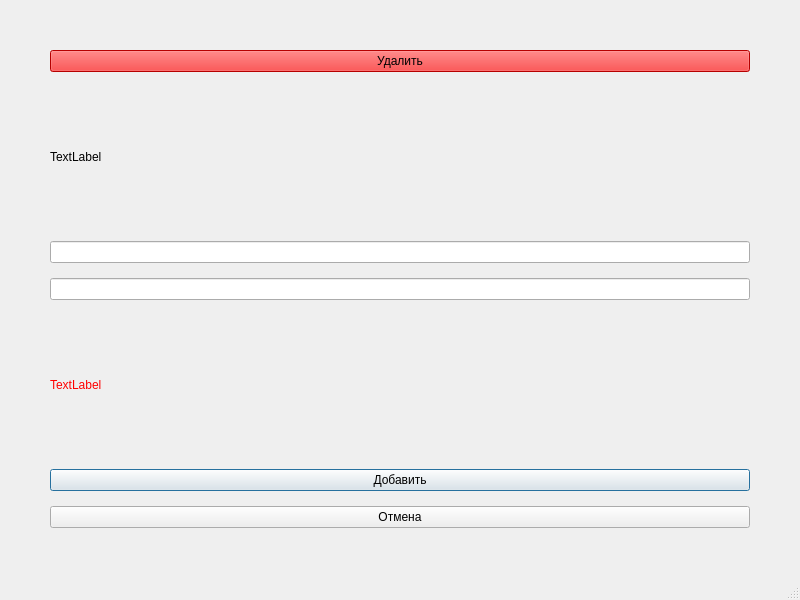
Before: the Qt Designer form Screens/add_store.ui in tebik44/Delivery_app, drawn with Qt 5.
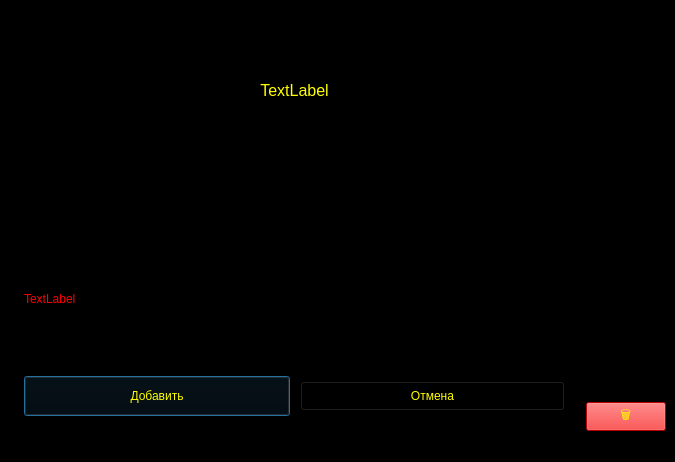
After: the same form once the commit is applied.

What changed in the file:
```diff
--- a/Screens/add_store.ui
+++ b/Screens/add_store.ui
@@ -6,45 +6,45 @@
    <rect>
     <x>0</x>
     <y>0</y>
-    <width>800</width>
-    <height>600</height>
+    <width>675</width>
+    <height>462</height>
    </rect>
   </property>
   <property name="windowTitle">
    <string>MainWindow</string>
   </property>
+  <property name="styleSheet">
+   <string notr="true">color: yellow;
+background-color: black;</string>
+  </property>
   <widget class="QWidget" name="centralwidget">
-   <layout class="QVBoxLayout" name="verticalLayout">
+   <layout class="QHBoxLayout" name="horizontalLayout_2">
+    <item>
+     <layout class="QVBoxLayout" name="verticalLayout_2">
     <property name="spacing">
-     <number>15</number>
+       <number>10</number>
     </property>
     <property name="leftMargin">
-     <number>50</number>
+       <number>15</number>
     </property>
     <property name="topMargin">
-     <number>50</number>
+       <number>15</number>
     </property>
     <property name="rightMargin">
-     <number>50</number>
+       <number>15</number>
     </property>
     <property name="bottomMargin">
-     <number>50</number>
-    </property>
-    <item>
-     <widget class="QPushButton" name="pushButton">
-      <property name="styleSheet">
-       <string notr="true">background-color: red;
-</string>
-      </property>
-      <property name="text">
-       <string>Удалить</string>
-      </property>
-     </widget>
-    </item>
+       <number>15</number>
+      </property>
     <item>
      <widget class="QLabel" name="label">
+        <property name="font">
+         <font>
+          <pointsize>16</pointsize>
+         </font>
+        </property>
       <property name="text">
-       <string>TextLabel</string>
+         <string>&lt;html&gt;&lt;head/&gt;&lt;body&gt;&lt;p align=&quot;center&quot;&gt;&lt;span style=&quot; font-size:12pt;&quot;&gt;TextLabel&lt;/span&gt;&lt;/p&gt;&lt;/body&gt;&lt;/html&gt;</string>
       </property>
      </widget>
     </item>
@@ -65,7 +65,15 @@
      </widget>
     </item>
     <item>
+       <layout class="QHBoxLayout" name="horizontalLayout">
+        <item>
      <widget class="QPushButton" name="pushButton_2">
+          <property name="minimumSize">
+           <size>
+            <width>0</width>
+            <height>40</height>
+           </size>
+          </property>
       <property name="text">
        <string>Добавить</string>
       </property>
@@ -79,12 +87,56 @@
     </item>
     <item>
      <widget class="QPushButton" name="pushButton_3">
+          <property name="minimumSize">
+           <size>
+            <width>0</width>
+            <height>30</height>
+           </size>
+          </property>
+          <property name="sizeIncrement">
+           <size>
+            <width>0</width>
+            <height>0</height>
+           </size>
+          </property>
       <property name="text">
        <string>Отмена</string>
       </property>
      </widget>
     </item>
    </layout>
+      </item>
+     </layout>
+    </item>
+    <item>
+     <layout class="QVBoxLayout" name="verticalLayout">
+      <item>
+       <spacer name="verticalSpacer">
+        <property name="orientation">
+         <enum>Qt::Vertical</enum>
+        </property>
+        <property name="sizeHint" stdset="0">
+         <size>
+          <width>20</width>
+          <height>298</height>
+         </size>
+        </property>
+       </spacer>
+      </item>
+      <item>
+       <widget class="QPushButton" name="pushButton">
+        <property name="styleSheet">
+         <string notr="true">background-color: red;
+</string>
+        </property>
+        <property name="text">
+         <string>🗑️</string>
+        </property>
+       </widget>
+      </item>
+     </layout>
+    </item>
+   </layout>
   </widget>
   <widget class="QMenuBar" name="menubar">
    <property name="geometry">
```
Left out of the diff: 2 changed lines with no effect on the pictures. Lines whose indentation alone changed are shown as unchanged.
